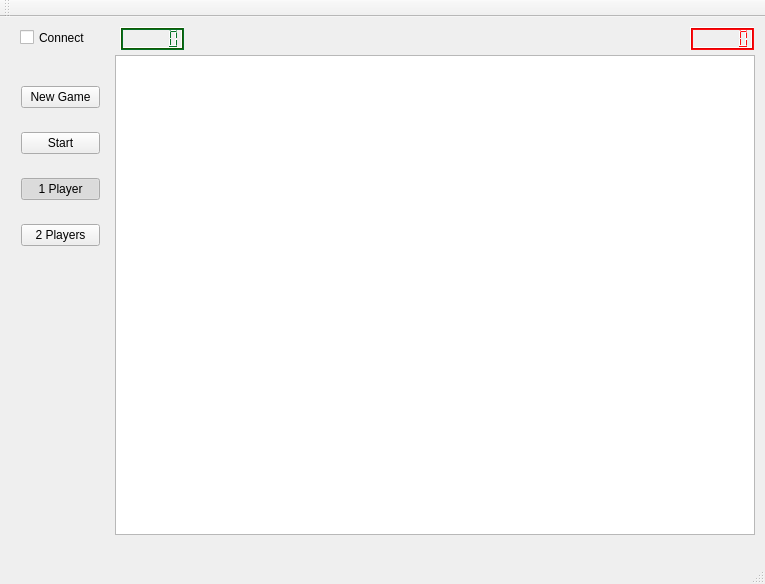
Above: mainwindow.ui from fisis/Wcc2048 before the change. Below: the same form after it.
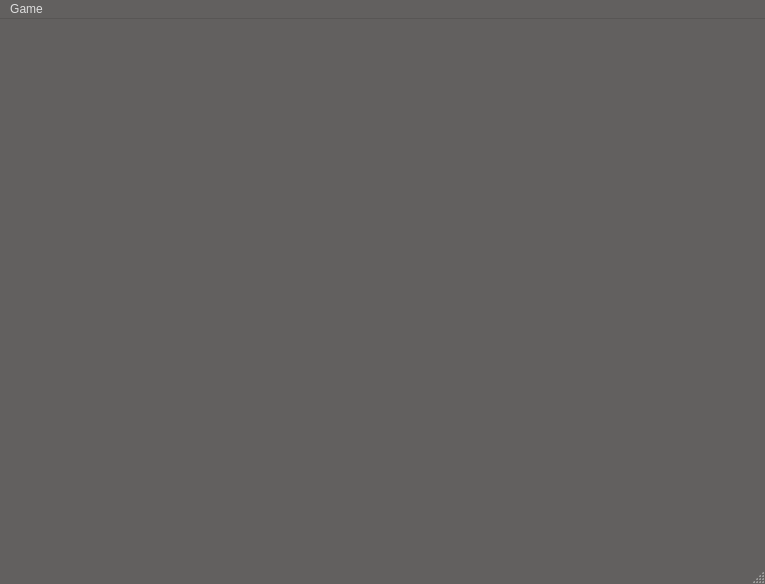
That is the form after the change. Custom widgets are drawn as their Qt base class.

```diff
--- a/mainwindow.ui
+++ b/mainwindow.ui
@@ -16,6 +16,70 @@
     <height>584</height>
    </size>
   </property>
+  <property name="palette">
+   <palette>
+    <active>
+     <colorrole role="Base">
+      <brush brushstyle="SolidPattern">
+       <color alpha="255">
+        <red>40</red>
+        <green>40</green>
+        <blue>40</blue>
+       </color>
+      </brush>
+     </colorrole>
+     <colorrole role="Window">
+      <brush brushstyle="SolidPattern">
+       <color alpha="255">
+        <red>98</red>
+        <green>96</green>
+        <blue>95</blue>
+       </color>
+      </brush>
+     </colorrole>
+    </active>
+    <inactive>
+     <colorrole role="Base">
+      <brush brushstyle="SolidPattern">
+       <color alpha="255">
+        <red>40</red>
+        <green>40</green>
+        <blue>40</blue>
+       </color>
+      </brush>
+     </colorrole>
+     <colorrole role="Window">
+      <brush brushstyle="SolidPattern">
+       <color alpha="255">
+        <red>98</red>
+        <green>96</green>
+        <blue>95</blue>
+       </color>
+      </brush>
+     </colorrole>
+    </inactive>
+    <disabled>
+     <colorrole role="Base">
+      <brush brushstyle="SolidPattern">
+       <color alpha="255">
+        <red>98</red>
+        <green>96</green>
+        <blue>95</blue>
+       </color>
+      </brush>
+     </colorrole>
+     <colorrole role="Window">
+      <brush brushstyle="SolidPattern">
+       <color alpha="255">
+        <red>98</red>
+        <green>96</green>
+        <blue>95</blue>
+       </color>
+      </brush>
+     </colorrole>
+    </disabled>
+   </palette>
+  </property>
   <property name="windowTitle">
    <string>WebCamCap PONG</string>
   </property>
@@ -26,572 +90,14 @@
    <set>QMainWindow::AllowTabbedDocks|QMainWindow::AnimatedDocks</set>
   </property>
   <widget class="QWidget" name="centralWidget">
-   <widget class="QLCDNumber" name="lcdNumber">
-    <property name="geometry">
-     <rect>
-      <x>120</x>
-      <y>10</y>
-      <width>64</width>
-      <height>23</height>
-     </rect>
-    </property>
-    <property name="sizePolicy">
-     <sizepolicy hsizetype="Fixed" vsizetype="Fixed">
-      <horstretch>0</horstretch>
-      <verstretch>0</verstretch>
-     </sizepolicy>
-    </property>
-    <property name="palette">
-     <palette>
-      <active>
-       <colorrole role="WindowText">
-        <brush brushstyle="SolidPattern">
-         <color alpha="255">
-          <red>0</red>
-          <green>0</green>
-          <blue>0</blue>
-         </color>
-        </brush>
-       </colorrole>
-       <colorrole role="Button">
-        <brush brushstyle="SolidPattern">
-         <color alpha="255">
-          <red>35</red>
-          <green>34</green>
-          <blue>34</blue>
-         </color>
-        </brush>
-       </colorrole>
-       <colorrole role="Midlight">
-        <brush brushstyle="SolidPattern">
-         <color alpha="255">
-          <red>39</red>
-          <green>38</green>
-          <blue>37</blue>
-         </color>
-        </brush>
-       </colorrole>
-       <colorrole role="Dark">
-        <brush brushstyle="SolidPattern">
-         <color alpha="255">
-          <red>4</red>
-          <green>113</green>
-          <blue>38</blue>
-         </color>
-        </brush>
-       </colorrole>
-       <colorrole role="Mid">
-        <brush brushstyle="SolidPattern">
-         <color alpha="255">
-          <red>18</red>
-          <green>90</green>
-          <blue>4</blue>
-         </color>
-        </brush>
-       </colorrole>
-       <colorrole role="Text">
-        <brush brushstyle="SolidPattern">
-         <color alpha="255">
-          <red>0</red>
-          <green>0</green>
-          <blue>0</blue>
-         </color>
-        </brush>
-       </colorrole>
-       <colorrole role="ButtonText">
-        <brush brushstyle="SolidPattern">
-         <color alpha="255">
-          <red>0</red>
-          <green>0</green>
-          <blue>0</blue>
-         </color>
-        </brush>
-       </colorrole>
-      </active>
-      <inactive>
-       <colorrole role="WindowText">
-        <brush brushstyle="SolidPattern">
-         <color alpha="255">
-          <red>0</red>
-          <green>0</green>
-          <blue>0</blue>
-         </color>
-        </brush>
-       </colorrole>
-       <colorrole role="Button">
-        <brush brushstyle="SolidPattern">
-         <color alpha="255">
-          <red>35</red>
-          <green>34</green>
-          <blue>34</blue>
-         </color>
-        </brush>
-       </colorrole>
-       <colorrole role="Midlight">
-        <brush brushstyle="SolidPattern">
-         <color alpha="255">
-          <red>39</red>
-          <green>38</green>
-          <blue>37</blue>
-         </color>
-        </brush>
-       </colorrole>
-       <colorrole role="Dark">
-        <brush brushstyle="SolidPattern">
-         <color alpha="255">
-          <red>4</red>
-          <green>113</green>
-          <blue>38</blue>
-         </color>
-        </brush>
-       </colorrole>
-       <colorrole role="Mid">
-        <brush brushstyle="SolidPattern">
-         <color alpha="255">
-          <red>18</red>
-          <green>90</green>
-          <blue>4</blue>
-         </color>
-        </brush>
-       </colorrole>
-       <colorrole role="Text">
-        <brush brushstyle="SolidPattern">
-         <color alpha="255">
-          <red>0</red>
-          <green>0</green>
-          <blue>0</blue>
-         </color>
-        </brush>
-       </colorrole>
-       <colorrole role="ButtonText">
-        <brush brushstyle="SolidPattern">
-         <color alpha="255">
-          <red>0</red>
-          <green>0</green>
-          <blue>0</blue>
-         </color>
-        </brush>
-       </colorrole>
-      </inactive>
-      <disabled>
-       <colorrole role="WindowText">
-        <brush brushstyle="SolidPattern">
-         <color alpha="255">
-          <red>4</red>
-          <green>113</green>
-          <blue>38</blue>
-         </color>
-        </brush>
-       </colorrole>
-       <colorrole role="Button">
-        <brush brushstyle="SolidPattern">
-         <color alpha="255">
-          <red>35</red>
-          <green>34</green>
-          <blue>34</blue>
-         </color>
-        </brush>
-       </colorrole>
-       <colorrole role="Midlight">
-        <brush brushstyle="SolidPattern">
-         <color alpha="255">
-          <red>39</red>
-          <green>38</green>
-          <blue>37</blue>
-         </color>
-        </brush>
-       </colorrole>
-       <colorrole role="Dark">
-        <brush brushstyle="SolidPattern">
-         <color alpha="255">
-          <red>4</red>
-          <green>113</green>
-          <blue>38</blue>
-         </color>
-        </brush>
-       </colorrole>
-       <colorrole role="Mid">
-        <brush brushstyle="SolidPattern">
-         <color alpha="255">
-          <red>18</red>
-          <green>90</green>
-          <blue>4</blue>
-         </color>
-        </brush>
-       </colorrole>
-       <colorrole role="Text">
-        <brush brushstyle="SolidPattern">
-         <color alpha="255">
-          <red>4</red>
-          <green>113</green>
-          <blue>38</blue>
-         </color>
-        </brush>
-       </colorrole>
-       <colorrole role="ButtonText">
-        <brush brushstyle="SolidPattern">
-         <color alpha="255">
-          <red>4</red>
-          <green>113</green>
-          <blue>38</blue>
-         </color>
-        </brush>
-       </colorrole>
-      </disabled>
-     </palette>
-    </property>
-    <property name="midLineWidth">
-     <number>1</number>
-    </property>
-    <property name="smallDecimalPoint">
-     <bool>true</bool>
-    </property>
-    <property name="segmentStyle">
-     <enum>QLCDNumber::Outline</enum>
-    </property>
-   </widget>
-   <widget class="QGraphicsView" name="boardView">
-    <property name="geometry">
-     <rect>
-      <x>115</x>
-      <y>38</y>
-      <width>640</width>
-      <height>480</height>
-     </rect>
-    </property>
-    <property name="sizePolicy">
-     <sizepolicy hsizetype="Preferred" vsizetype="Preferred">
-      <horstretch>0</horstretch>
-      <verstretch>0</verstretch>
-     </sizepolicy>
-    </property>
-    <property name="minimumSize">
-     <size>
-      <width>320</width>
-      <height>240</height>
-     </size>
-    </property>
-    <property name="sizeIncrement">
-     <size>
-      <width>100</width>
-      <height>100</height>
-     </size>
-    </property>
-    <property name="baseSize">
-     <size>
-      <width>320</width>
-      <height>240</height>
-     </size>
-    </property>
-   </widget>
-   <widget class="QCheckBox" name="checkBox">
-    <property name="geometry">
-     <rect>
-      <x>20</x>
-      <y>10</y>
-      <width>75</width>
-      <height>21</height>
-     </rect>
-    </property>
-    <property name="text">
-     <string>Connect</string>
-    </property>
-   </widget>
-   <widget class="QWidget" name="verticalLayoutWidget">
+   <widget class="QGameBoard" name="widget" native="true">
     <property name="geometry">
      <rect>
       <x>10</x>
-      <y>40</y>
-      <width>101</width>
-      <height>221</height>
+      <y>20</y>
+      <width>681</width>
+      <height>341</height>
      </rect>
-    </property>
-    <layout class="QVBoxLayout" name="verticalLayout">
-     <item>
-      <widget class="QPushButton" name="NewGame">
-       <property name="text">
-        <string>New Game</string>
-       </property>
-      </widget>
-     </item>
-     <item>
-      <widget class="QPushButton" name="Start">
-       <property name="text">
-        <string>Start</string>
-       </property>
-       <property name="checkable">
-        <bool>true</bool>
-       </property>
-      </widget>
-     </item>
-     <item>
-      <widget class="QPushButton" name="OnePlayer">
-       <property name="text">
-        <string>1 Player</string>
-       </property>
-       <property name="checkable">
-        <bool>true</bool>
-       </property>
-       <property name="checked">
-        <bool>true</bool>
-       </property>
-       <property name="autoExclusive">
-        <bool>true</bool>
-       </property>
-      </widget>
-     </item>
-     <item>
-      <widget class="QPushButton" name="TwoPlayers">
-       <property name="text">
-        <string>2 Players</string>
-       </property>
-       <property name="checkable">
-        <bool>true</bool>
-       </property>
-       <property name="checked">
-        <bool>false</bool>
-       </property>
-       <property name="autoExclusive">
-        <bool>true</bool>
-       </property>
-       <property name="autoDefault">
-        <bool>false</bool>
-       </property>
-      </widget>
-     </item>
-    </layout>
-   </widget>
-   <widget class="QLCDNumber" name="lcdNumber2">
-    <property name="geometry">
-     <rect>
-      <x>690</x>
-      <y>10</y>
-      <width>64</width>
-      <height>23</height>
-     </rect>
-    </property>
-    <property name="sizePolicy">
-     <sizepolicy hsizetype="Fixed" vsizetype="Fixed">
-      <horstretch>0</horstretch>
-      <verstretch>0</verstretch>
-     </sizepolicy>
-    </property>
-    <property name="palette">
-     <palette>
-      <active>
-       <colorrole role="WindowText">
-        <brush brushstyle="SolidPattern">
-         <color alpha="255">
-          <red>0</red>
-          <green>0</green>
-          <blue>0</blue>
-         </color>
-        </brush>
-       </colorrole>
-       <colorrole role="Button">
-        <brush brushstyle="SolidPattern">
-         <color alpha="255">
-          <red>35</red>
-          <green>34</green>
-          <blue>34</blue>
-         </color>
-        </brush>
-       </colorrole>
-       <colorrole role="Midlight">
-        <brush brushstyle="SolidPattern">
-         <color alpha="255">
-          <red>39</red>
-          <green>38</green>
-          <blue>37</blue>
-         </color>
-        </brush>
-       </colorrole>
-       <colorrole role="Dark">
-        <brush brushstyle="SolidPattern">
-         <color alpha="255">
-          <red>255</red>
-          <green>11</green>
-          <blue>15</blue>
-         </color>
-        </brush>
-       </colorrole>
-       <colorrole role="Mid">
-        <brush brushstyle="SolidPattern">
-         <color alpha="255">
-          <red>229</red>
-          <green>0</green>
-          <blue>3</blue>
-         </color>
-        </brush>
-       </colorrole>
-       <colorrole role="Text">
-        <brush brushstyle="SolidPattern">
-         <color alpha="255">
-          <red>0</red>
-          <green>0</green>
-          <blue>0</blue>
-         </color>
-        </brush>
-       </colorrole>
-       <colorrole role="ButtonText">
-        <brush brushstyle="SolidPattern">
-         <color alpha="255">
-          <red>0</red>
-          <green>0</green>
-          <blue>0</blue>
-         </color>
-        </brush>
-       </colorrole>
-      </active>
-      <inactive>
-       <colorrole role="WindowText">
-        <brush brushstyle="SolidPattern">
-         <color alpha="255">
-          <red>0</red>
-          <green>0</green>
-          <blue>0</blue>
-         </color>
-        </brush>
-       </colorrole>
-       <colorrole role="Button">
-        <brush brushstyle="SolidPattern">
-         <color alpha="255">
-          <red>35</red>
-          <green>34</green>
-          <blue>34</blue>
-         </color>
-        </brush>
-       </colorrole>
-       <colorrole role="Midlight">
-        <brush brushstyle="SolidPattern">
-         <color alpha="255">
-          <red>39</red>
-          <green>38</green>
-          <blue>37</blue>
-         </color>
-        </brush>
-       </colorrole>
-       <colorrole role="Dark">
-        <brush brushstyle="SolidPattern">
-         <color alpha="255">
-          <red>255</red>
-          <green>11</green>
-          <blue>15</blue>
-         </color>
-        </brush>
-       </colorrole>
-       <colorrole role="Mid">
-        <brush brushstyle="SolidPattern">
-         <color alpha="255">
-          <red>229</red>
-          <green>0</green>
-          <blue>3</blue>
-         </color>
-        </brush>
-       </colorrole>
-       <colorrole role="Text">
-        <brush brushstyle="SolidPattern">
-         <color alpha="255">
-          <red>0</red>
-          <green>0</green>
-          <blue>0</blue>
-         </color>
-        </brush>
-       </colorrole>
-       <colorrole role="ButtonText">
-        <brush brushstyle="SolidPattern">
-         <color alpha="255">
-          <red>0</red>
-          <green>0</green>
-          <blue>0</blue>
-         </color>
-        </brush>
-       </colorrole>
-      </inactive>
-      <disabled>
-       <colorrole role="WindowText">
-        <brush brushstyle="SolidPattern">
-         <color alpha="255">
-          <red>255</red>
-          <green>11</green>
-          <blue>15</blue>
-         </color>
-        </brush>
-       </colorrole>
-       <colorrole role="Button">
-        <brush brushstyle="SolidPattern">
-         <color alpha="255">
-          <red>35</red>
-          <green>34</green>
-          <blue>34</blue>
-         </color>
-        </brush>
-       </colorrole>
-       <colorrole role="Midlight">
-        <brush brushstyle="SolidPattern">
-         <color alpha="255">
-          <red>39</red>
-          <green>38</green>
-          <blue>37</blue>
-         </color>
-        </brush>
-       </colorrole>
-       <colorrole role="Dark">
-        <brush brushstyle="SolidPattern">
-         <color alpha="255">
-          <red>255</red>
-          <green>11</green>
-          <blue>15</blue>
-         </color>
-        </brush>
-       </colorrole>
-       <colorrole role="Mid">
-        <brush brushstyle="SolidPattern">
-         <color alpha="255">
-          <red>229</red>
-          <green>0</green>
-          <blue>3</blue>
-         </color>
-        </brush>
-       </colorrole>
-       <colorrole role="Text">
-        <brush brushstyle="SolidPattern">
-         <color alpha="255">
-          <red>255</red>
-          <green>11</green>
-          <blue>15</blue>
-         </color>
-        </brush>
-       </colorrole>
-       <colorrole role="ButtonText">
-        <brush brushstyle="SolidPattern">
-         <color alpha="255">
-          <red>255</red>
-          <green>11</green>
-          <blue>15</blue>
-         </color>
-        </brush>
-       </colorrole>
-      </disabled>
-     </palette>
-    </property>
-    <property name="lineWidth">
-     <number>1</number>
-    </property>
-    <property name="midLineWidth">
-     <number>1</number>
-    </property>
-    <property name="smallDecimalPoint">
-     <bool>true</bool>
-    </property>
-    <property name="digitCount">
-     <number>5</number>
-    </property>
-    <property name="segmentStyle">
-     <enum>QLCDNumber::Outline</enum>
-    </property>
-    <property name="value" stdset="0">
-     <double>0.000000000000000</double>
     </property>
    </widget>
   </widget>
@@ -604,18 +110,90 @@
      <height>20</height>
     </rect>
    </property>
-  </widget>
-  <widget class="QToolBar" name="mainToolBar">
-   <attribute name="toolBarArea">
-    <enum>TopToolBarArea</enum>
-   </attribute>
-   <attribute name="toolBarBreak">
-    <bool>false</bool>
-   </attribute>
+   <property name="palette">
+    <palette>
+     <active>
+      <colorrole role="Text">
+       <brush brushstyle="SolidPattern">
+        <color alpha="255">
+         <red>208</red>
+         <green>208</green>
+         <blue>208</blue>
+        </color>
+       </brush>
+      </colorrole>
+      <colorrole role="ButtonText">
+       <brush brushstyle="SolidPattern">
+        <color alpha="255">
+         <red>222</red>
+         <green>222</green>
+         <blue>222</blue>
+        </color>
+       </brush>
+      </colorrole>
+     </active>
+     <inactive>
+      <colorrole role="Text">
+       <brush brushstyle="SolidPattern">
+        <color alpha="255">
+         <red>208</red>
+         <green>208</green>
+         <blue>208</blue>
+        </color>
+       </brush>
+      </colorrole>
+      <colorrole role="ButtonText">
+       <brush brushstyle="SolidPattern">
+        <color alpha="255">
+         <red>222</red>
+         <green>222</green>
+         <blue>222</blue>
+        </color>
+       </brush>
+      </colorrole>
+     </inactive>
+     <disabled>
+      <colorrole role="Text">
+       <brush brushstyle="SolidPattern">
+        <color alpha="255">
+         <red>190</red>
+         <green>190</green>
+         <blue>190</blue>
+        </color>
+       </brush>
+      </colorrole>
+      <colorrole role="ButtonText">
+       <brush brushstyle="SolidPattern">
+        <color alpha="255">
+         <red>190</red>
+         <green>190</green>
+         <blue>190</blue>
+        </color>
+       </brush>
+      </colorrole>
+     </disabled>
+    </palette>
+   </property>
+   <widget class="QMenu" name="menuGame">
+    <property name="title">
+     <string>Game</string>
+    </property>
+    <addaction name="actionConnect"/>
+    <addaction name="actionRestart"/>
+   </widget>
+   <addaction name="menuGame"/>
   </widget>
   <widget class="QStatusBar" name="statusBar"/>
  </widget>
  <layoutdefault spacing="6" margin="11"/>
+ <customwidgets>
+  <customwidget>
+   <class>QGameBoard</class>
+   <extends>QWidget</extends>
+   <header location="global">gui/qgameboard.h</header>
+   <container>1</container>
+  </customwidget>
+ </customwidgets>
  <resources/>
  <connections/>
 </ui>
```
Left out of the diff: 13 changed lines with no effect on the pictures.
